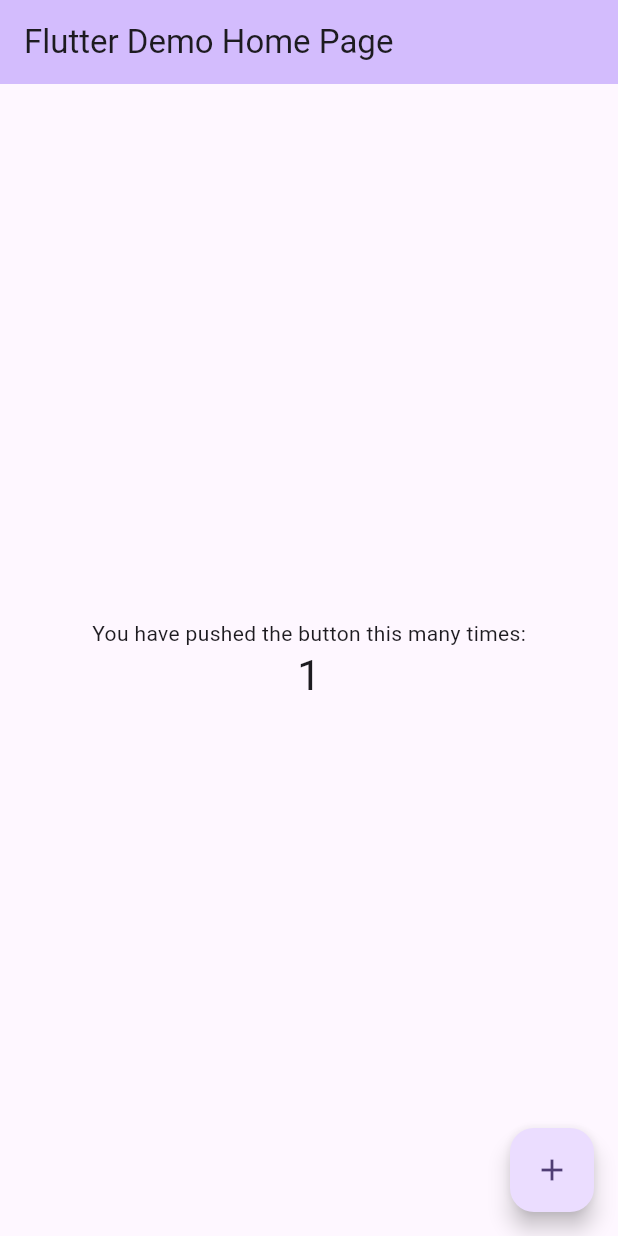
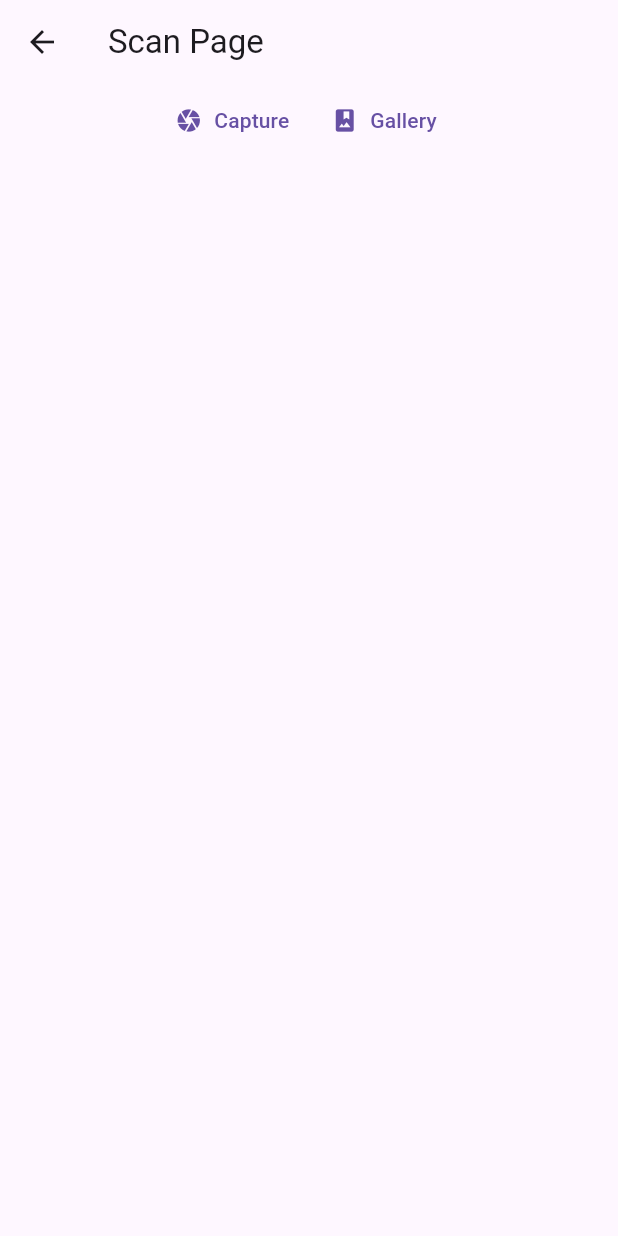
Before and after one commit to takiul-sumon/virtual-visiting-card, a Flutter app: the screen it shows after launch, after a tap on the "add" icon, on a phone screen of 412 x 824 dp. Run offline on Flutter 3.47's test engine with Material 3 defaults, Android fonts, the light colour scheme and no system bars; our stand-ins replace flutter_easyloading, image_picker; missing offline and left inert: google_mlkit_text_recognition.

Commit message:
photo to text conversion

```diff
--- /dev/null
+++ b/lib/app/app.dart
@@ -0,0 +1,18 @@
+import 'package:flutter/material.dart';
+import 'package:flutter_easyloading/flutter_easyloading.dart';
+import 'package:virtual_visiting_card/app/app_routes.dart';
+import 'package:virtual_visiting_card/screens/home_page.dart';
+
+class VirtualVisitingCard extends StatelessWidget {
+  const VirtualVisitingCard({super.key});
+
+  @override
+  Widget build(BuildContext context) {
+    return MaterialApp(
+      debugShowCheckedModeBanner: false,
+      initialRoute: HomePage.name,
+      onGenerateRoute: AppRoutes.getRoute,
+      builder: EasyLoading.init(),
+    );
+  }
+}
--- /dev/null
+++ b/lib/app/app_routes.dart
@@ -0,0 +1,17 @@
+import 'package:flutter/material.dart';
+import 'package:virtual_visiting_card/screens/home_page.dart';
+import 'package:virtual_visiting_card/screens/scan_page.dart';
+
+class AppRoutes {
+  static Route<dynamic> getRoute(RouteSettings settings) {
+    late final Widget screenWidget;
+    if (settings.name == HomePage.name) {
+      screenWidget = HomePage();
+    } else if (settings.name == ScanPage.name) {
+      screenWidget = ScanPage();
+    } else {
+      screenWidget = Scaffold(body: Center(child: Text('Page not found')));
+    }
+    return MaterialPageRoute(builder: (context) => screenWidget);
+  }
+}
--- a/lib/main.dart
+++ b/lib/main.dart
@@ -1,122 +1,6 @@
 import 'package:flutter/material.dart';
+import 'package:virtual_visiting_card/app/app.dart';
 
 void main() {
-  runApp(const MyApp());
+  runApp(const VirtualVisitingCard());
 }
-
-class MyApp extends StatelessWidget {
-  const MyApp({super.key});
-
-  // This widget is the root of your application.
-  @override
-  Widget build(BuildContext context) {
-    return MaterialApp(
-      title: 'Flutter Demo',
-      theme: ThemeData(
-        // This is the theme of your application.
-        //
-        // TRY THIS: Try running your application with "flutter run". You'll see
-        // the application has a purple toolbar. Then, without quitting the app,
-        // try changing the seedColor in the colorScheme below to Colors.green
-        // and then invoke "hot reload" (save your changes or press the "hot
-        // reload" button in a Flutter-supported IDE, or press "r" if you used
-        // the command line to start the app).
-        //
-        // Notice that the counter didn't reset back to zero; the application
-        // state is not lost during the reload. To reset the state, use hot
-        // restart instead.
-        //
-        // This works for code too, not just values: Most code changes can be
-        // tested with just a hot reload.
-        colorScheme: ColorScheme.fromSeed(seedColor: Colors.deepPurple),
-      ),
-      home: const MyHomePage(title: 'Flutter Demo Home Page'),
-    );
-  }
-}
-
-class MyHomePage extends StatefulWidget {
-  const MyHomePage({super.key, required this.title});
-
-  // This widget is the home page of your application. It is stateful, meaning
-  // that it has a State object (defined below) that contains fields that affect
-  // how it looks.
-
-  // This class is the configuration for the state. It holds the values (in this
-  // case the title) provided by the parent (in this case the App widget) and
-  // used by the build method of the State. Fields in a Widget subclass are
-  // always marked "final".
-
-  final String title;
-
-  @override
-  State<MyHomePage> createState() => _MyHomePageState();
-}
-
-class _MyHomePageState extends State<MyHomePage> {
-  int _counter = 0;
-
-  void _incrementCounter() {
-    setState(() {
-      // This call to setState tells the Flutter framework that something has
-      // changed in this State, which causes it to rerun the build method below
-      // so that the display can reflect the updated values. If we changed
-      // _counter without calling setState(), then the build method would not be
-      // called again, and so nothing would appear to happen.
-      _counter++;
-    });
-  }
-
-  @override
-  Widget build(BuildContext context) {
-    // This method is rerun every time setState is called, for instance as done
-    // by the _incrementCounter method above.
-    //
-    // The Flutter framework has been optimized to make rerunning build methods
-    // fast, so that you can just rebuild anything that needs updating rather
-    // than having to individually change instances of widgets.
-    return Scaffold(
-      appBar: AppBar(
-        // TRY THIS: Try changing the color here to a specific color (to
-        // Colors.amber, perhaps?) and trigger a hot reload to see the AppBar
-        // change color while the other colors stay the same.
-        backgroundColor: Theme.of(context).colorScheme.inversePrimary,
-        // Here we take the value from the MyHomePage object that was created by
-        // the App.build method, and use it to set our appbar title.
-        title: Text(widget.title),
-      ),
-      body: Center(
-        // Center is a layout widget. It takes a single child and positions it
-        // in the middle of the parent.
-        child: Column(
-          // Column is also a layout widget. It takes a list of children and
-          // arranges them vertically. By default, it sizes itself to fit its
-          // children horizontally, and tries to be as tall as its parent.
-          //
-          // Column has various properties to control how it sizes itself and
-          // how it positions its children. Here we use mainAxisAlignment to
-          // center the children vertically; the main axis here is the vertical
-          // axis because Columns are vertical (the cross axis would be
-          // horizontal).
-          //
-          // TRY THIS: Invoke "debug painting" (choose the "Toggle Debug Paint"
-          // action in the IDE, or press "p" in the console), to see the
-          // wireframe for each widget.
-          mainAxisAlignment: MainAxisAlignment.center,
-          children: <Widget>[
-            const Text('You have pushed the button this many times:'),
-            Text(
-              '$_counter',
-              style: Theme.of(context).textTheme.headlineMedium,
-            ),
-          ],
-        ),
-      ),
-      floatingActionButton: FloatingActionButton(
-        onPressed: _incrementCounter,
-        tooltip: 'Increment',
-        child: const Icon(Icons.add),
-      ), // This trailing comma makes auto-formatting nicer for build methods.
-    );
-  }
-}
--- /dev/null
+++ b/lib/screens/home_page.dart
@@ -0,0 +1,53 @@
+import 'package:flutter/material.dart';
+import 'package:virtual_visiting_card/screens/scan_page.dart';
+
+class HomePage extends StatefulWidget {
+  const HomePage({super.key});
+  static const String name = '/home-page';
+
+  @override
+  State<HomePage> createState() => _HomePageState();
+}
+
+class _HomePageState extends State<HomePage> {
+  int selectedIndex = 0;
+  @override
+  Widget build(BuildContext context) {
+    return Scaffold(
+      appBar: AppBar(
+        title: Text('Contact List'),
+        automaticallyImplyLeading: false,
+      ),
+      floatingActionButton: FloatingActionButton(
+        onPressed: () {
+          Navigator.pushNamed(context,ScanPage.name);
+        },
+        shape: CircleBorder(),
+        child: Icon(Icons.add),
+      ),
+      floatingActionButtonLocation: FloatingActionButtonLocation.centerDocked,
+      bottomNavigationBar: BottomAppBar(
+        shape: CircularNotchedRectangle(),
+        padding: EdgeInsetsGeometry.zero,
+        clipBehavior: Clip.antiAlias,
+        notchMargin: 10,
+        child: BottomNavigationBar(
+          onTap: (index) {
+            setState(() {
+              selectedIndex = index;
+            });
+          },
+          currentIndex: selectedIndex,
+          backgroundColor: Colors.black12,
+          items: [
+            BottomNavigationBarItem(icon: Icon(Icons.person), label: 'All'),
+            BottomNavigationBarItem(
+              icon: Icon(Icons.favorite),
+              label: 'Favorite',
+            ),
+          ],
+        ),
+      ),
+    );
+  }
+}
--- /dev/null
+++ b/lib/screens/scan_page.dart
@@ -0,0 +1,64 @@
+import 'dart:io';
+
+import 'package:flutter/material.dart';
+import 'package:flutter_easyloading/flutter_easyloading.dart';
+import 'package:google_mlkit_text_recognition/google_mlkit_text_recognition.dart';
+import 'package:image_picker/image_picker.dart';
+
+class ScanPage extends StatefulWidget {
+  const ScanPage({super.key});
+  static final String name = '/scan-page';
+
+  @override
+  State<ScanPage> createState() => _ScanPageState();
+}
+
+class _ScanPageState extends State<ScanPage> {
+  @override
+  Widget build(BuildContext context) {
+    return Scaffold(
+      appBar: AppBar(title: Text('Scan Page')),
+      body: ListView(
+        children: [
+          Row(
+            mainAxisAlignment: MainAxisAlignment.center,
+            children: [
+              TextButton.icon(
+                onPressed: () {
+                  getImage(ImageSource.camera);
+                },
+                label: Text('Capture'),
+                icon: Icon(Icons.camera),
+              ),
+              TextButton.icon(
+                onPressed: () {
+                  getImage(ImageSource.gallery);
+                },
+                label: Text('Gallery'),
+                icon: Icon(Icons.photo_album),
+              ),
+            ],
+          ),
+        ],
+      ),
+    );
+  }
+
+  void getImage(ImageSource camera) async {
+    final xFile = await ImagePicker().pickImage(source: camera);
+    if (xFile != null) {
+      EasyLoading.show(status: 'Please wait');
+      final textRecognizer = TextRecognizer(
+        script: TextRecognitionScript.latin,
+      );
+      final recognizeText = await textRecognizer.processImage(
+        InputImage.fromFile(File(xFile.path)),
+      );
+      EasyLoading.dismiss();
+      final List<String> tempList = [];
+      for (var line in recognizeText.blocks) {
+        tempList.add(line.text);
+      }
+    }
+  }
+}
```
Also changed, not shown: 4 other files.
